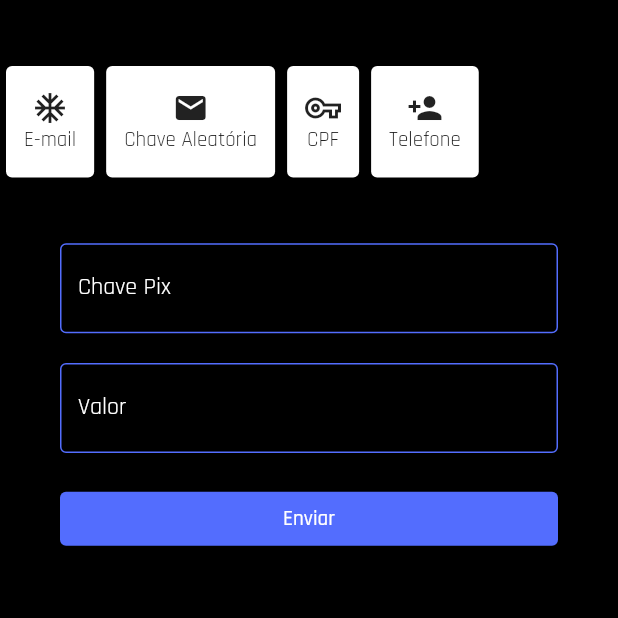
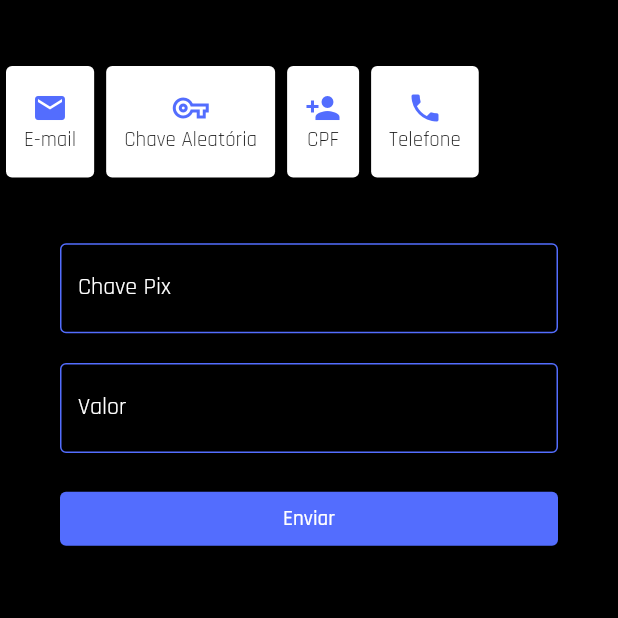
Before and after one commit to mechztcc/flutter-bank, a Flutter app: the ForgotPasswordPage screen opened by its route, after a tap on "Voltar", after a tap on "Entrar", after a tap on "Pix", on a phone screen of 412 x 824 dp, the top half of it. Run offline on Flutter 3.47's test engine with Material 2 defaults, Android fonts, the phone set to English and light mode, and no system bars; our stand-ins replace flutter_modular, mobx; generated files the repository leaves out were written again.

Commit message:
add color to icons

```diff
--- a/lib/app/modules/dashboard/dashboard_store.dart
+++ b/lib/app/modules/dashboard/dashboard_store.dart
@@ -64,14 +64,26 @@ abstract class _DashboardStoreBase with Store {
   @action
   Icon getPixIcon(int id) {
     if (id == 1) {
-      return Icon(Icons.email);
+      return const Icon(
+        Icons.email,
+        color: Colors.indigoAccent,
+      );
     } else if (id == 2) {
-      return Icon(Icons.vpn_key_outlined);
+      return const Icon(
+        Icons.vpn_key_outlined,
+        color: Colors.indigoAccent,
+      );
     } else if (id == 3) {
-      return Icon(Icons.person_add);
+      return const Icon(
+        Icons.person_add,
+        color: Colors.indigoAccent,
+      );
     } else if (id == 4) {
-      return Icon(Icons.phone);
+      return const Icon(
+        Icons.phone,
+        color: Colors.indigoAccent,
+      );
     }
-    return Icon(Icons.ac_unit);
+    return const Icon(Icons.ac_unit);
   }
 }
--- a/lib/app/modules/dashboard/widgets/pix_area_form_widget.dart
+++ b/lib/app/modules/dashboard/widgets/pix_area_form_widget.dart
@@ -37,7 +37,7 @@ class PixAreaFormWidget extends StatelessWidget {
                       child: Column(
                         mainAxisAlignment: MainAxisAlignment.center,
                         children: [
-                          store.getPixIcon(i),
+                          store.getPixIcon(i + 1),
                           Text('${store.typesPix[i].name}')
                         ],
                       ),
```
